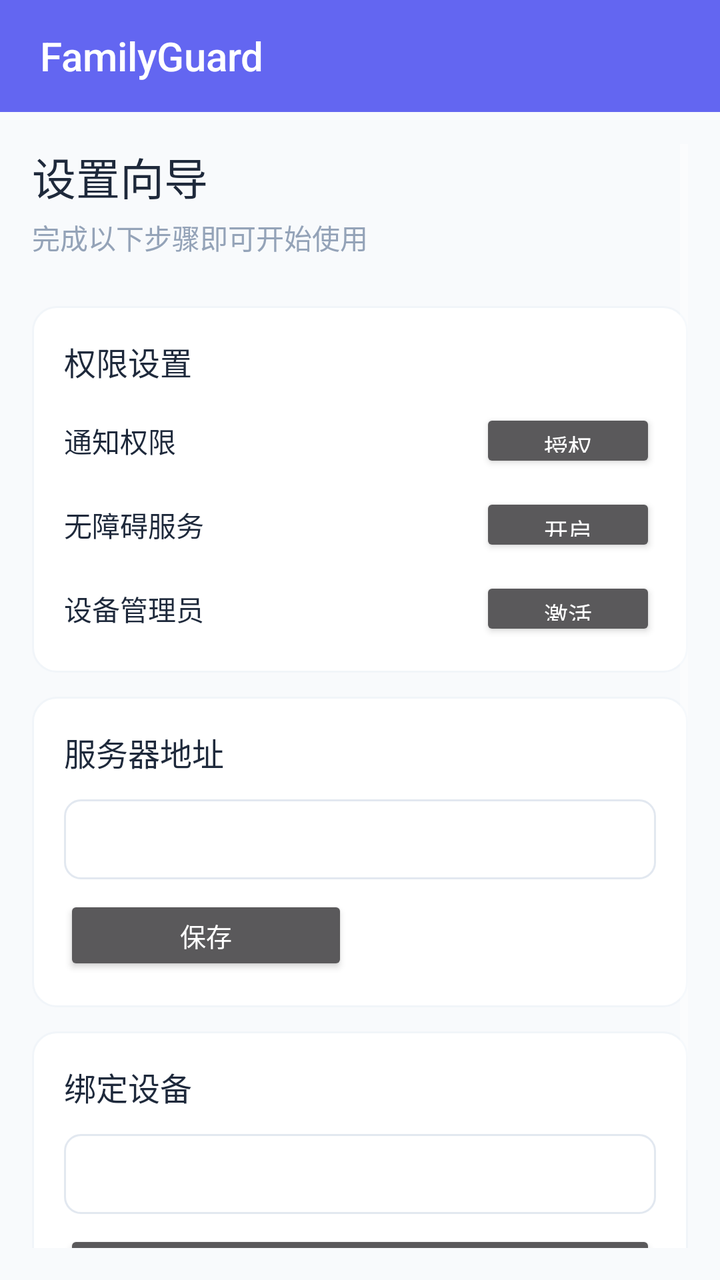
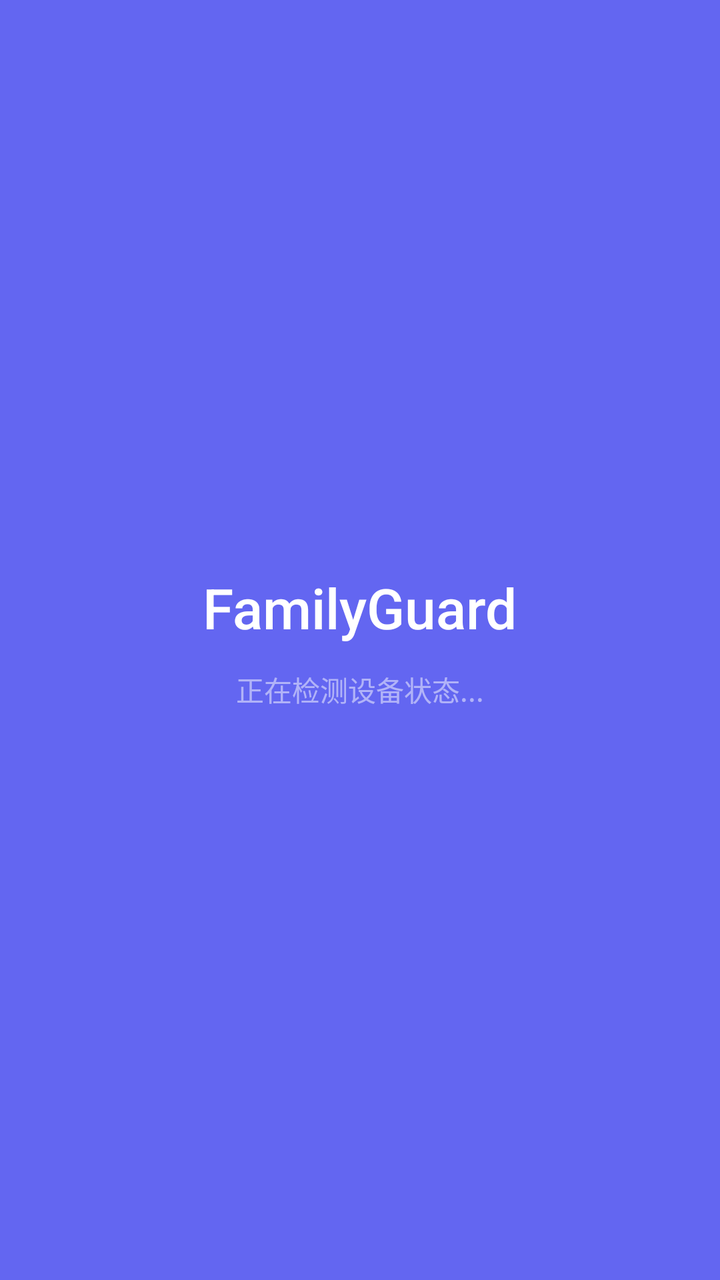

The first picture is an Android layout as it rendered before a commit; the second is the same layout after the commit. The layout source and the unified diff follow.
<!-- AndroidManifest.xml: activity theme Theme.FamilyGuard -->
<!-- res/layout/activity_main.xml -->
<?xml version="1.0" encoding="utf-8"?>
<LinearLayout xmlns:android="http://schemas.android.com/apk/res/android"
    android:layout_width="match_parent"
    android:layout_height="match_parent"
    android:orientation="vertical">

    
    <LinearLayout
        android:id="@+id/setupWizard"
        android:layout_width="match_parent"
        android:layout_height="match_parent"
        android:orientation="vertical"
        android:background="#F8FAFC">

        
        <LinearLayout
            android:layout_width="match_parent"
            android:layout_height="56dp"
            android:background="@color/primary"
            android:gravity="center_vertical"
            android:paddingHorizontal="20dp">
            <TextView
                android:layout_width="wrap_content"
                android:layout_height="wrap_content"
                android:text="FamilyGuard"
                android:textColor="#FFFFFF"
                android:textSize="20sp"
                android:fontFamily="sans-serif-medium" />
        </LinearLayout>

        <ScrollView
            android:layout_width="match_parent"
            android:layout_height="match_parent"
            android:padding="16dp">

            <LinearLayout
                android:layout_width="match_parent"
                android:layout_height="wrap_content"
                android:orientation="vertical">

            
            <TextView
                android:layout_width="wrap_content"
                android:layout_height="wrap_content"
                android:text="设置向导"
                android:textSize="22sp"
                android:textColor="@color/text_primary"
                android:fontFamily="sans-serif-medium"
                android:layout_marginBottom="4dp" />

            <TextView
                android:layout_width="wrap_content"
                android:layout_height="wrap_content"
                android:text="完成以下步骤即可开始使用"
                android:textSize="14sp"
                android:textColor="@color/text_secondary"
                android:layout_marginBottom="24dp" />

            
            <LinearLayout
                android:layout_width="match_parent"
                android:layout_height="wrap_content"
                android:orientation="vertical"
                android:background="@drawable/card_rounded"
                android:padding="16dp"
                android:layout_marginBottom="12dp">

                <TextView
                    android:layout_width="wrap_content"
                    android:layout_height="wrap_content"
                    android:text="权限设置"
                    android:textSize="16sp"
                    android:textColor="@color/text_primary"
                    android:fontFamily="sans-serif-medium"
                    android:layout_marginBottom="12dp" />

                <LinearLayout
                    android:layout_width="match_parent"
                    android:layout_height="wrap_content"
                    android:orientation="horizontal"
                    android:gravity="center_vertical"
                    android:layout_marginBottom="10dp">
                    <TextView
                        android:layout_width="0dp" android:layout_height="wrap_content"
                        android:layout_weight="1" android:text="通知权限"
                        android:textSize="14sp" android:textColor="@color/text_primary" />
                    <TextView android:id="@+id/step1_status"
                        android:layout_width="wrap_content" android:layout_height="wrap_content"
                        android:textSize="13sp" android:fontFamily="sans-serif-medium" />
                    <Button android:id="@+id/btn_grant_notify"
                        android:layout_width="wrap_content" android:layout_height="32dp"
                        android:text="授权" android:textSize="12sp"
                        android:layout_marginStart="8dp" />
                </LinearLayout>

                <LinearLayout
                    android:layout_width="match_parent"
                    android:layout_height="wrap_content"
                    android:orientation="horizontal"
                    android:gravity="center_vertical"
                    android:layout_marginBottom="10dp">
                    <TextView
                        android:layout_width="0dp" android:layout_height="wrap_content"
                        android:layout_weight="1" android:text="无障碍服务"
                        android:textSize="14sp" android:textColor="@color/text_primary" />
                    <TextView android:id="@+id/step2_status"
                        android:layout_width="wrap_content" android:layout_height="wrap_content"
                        android:textSize="13sp" android:fontFamily="sans-serif-medium" />
                    <Button android:id="@+id/btn_open_accessibility"
                        android:layout_width="wrap_content" android:layout_height="32dp"
                        android:text="开启" android:textSize="12sp"
                        android:layout_marginStart="8dp" />
                </LinearLayout>

                <LinearLayout
                    android:layout_width="match_parent"
                    android:layout_height="wrap_content"
                    android:orientation="horizontal"
                    android:gravity="center_vertical">
                    <TextView
                        android:layout_width="0dp" android:layout_height="wrap_content"
                        android:layout_weight="1" android:text="设备管理员"
                        android:textSize="14sp" android:textColor="@color/text_primary" />
                    <TextView android:id="@+id/step3_status"
                        android:layout_width="wrap_content" android:layout_height="wrap_content"
                        android:textSize="13sp" android:fontFamily="sans-serif-medium" />
                    <Button android:id="@+id/btn_open_admin"
                        android:layout_width="wrap_content" android:layout_height="32dp"
                        android:text="激活" android:textSize="12sp"
                        android:layout_marginStart="8dp" />
                </LinearLayout>
            </LinearLayout>

            
            <LinearLayout
                android:layout_width="match_parent"
                android:layout_height="wrap_content"
                android:orientation="vertical"
                android:background="@drawable/card_rounded"
                android:padding="16dp"
                android:layout_marginBottom="12dp">

                <TextView
                    android:layout_width="wrap_content"
                    android:layout_height="wrap_content"
                    android:text="服务器地址"
                    android:textSize="16sp"
                    android:textColor="@color/text_primary"
                    android:fontFamily="sans-serif-medium"
                    android:layout_marginBottom="12dp" />

                <EditText
                    android:id="@+id/editDomain"
                    android:layout_width="match_parent"
                    android:layout_height="40dp"
                    android:hint="http://192.168.2.169:8080"
                    android:inputType="textUri"
                    android:singleLine="true"
                    android:background="@drawable/input_border"
                    android:paddingHorizontal="12dp"
                    android:textSize="14sp" />

                <LinearLayout
                    android:layout_width="match_parent"
                    android:layout_height="wrap_content"
                    android:orientation="horizontal"
                    android:layout_marginTop="8dp">
                    <Button android:id="@+id/btnSave"
                        android:layout_width="0dp" android:layout_height="40dp"
                        android:layout_weight="1" android:text="保存"
                        android:textSize="13sp" android:layout_marginEnd="6dp" />
                    <Button android:id="@+id/btnTest"
                        android:layout_width="0dp" android:layout_height="40dp"
                        android:layout_weight="1" android:text="测试连接"
                        android:textSize="13sp" android:layout_marginStart="6dp"
                        style="?android:attr/borderlessButtonStyle" />
                </LinearLayout>

                <TextView android:id="@+id/tvStatus"
                    android:layout_width="match_parent" android:layout_height="wrap_content"
                    android:textAlignment="center" android:layout_marginTop="8dp"
                    android:textSize="13sp" android:visibility="gone" />
            </LinearLayout>

            
            <LinearLayout
                android:layout_width="match_parent"
                android:layout_height="wrap_content"
                android:orientation="vertical"
                android:background="@drawable/card_rounded"
                android:padding="16dp"
                android:layout_marginBottom="24dp">

                <TextView
                    android:layout_width="wrap_content"
                    android:layout_height="wrap_content"
                    android:text="绑定设备"
                    android:textSize="16sp"
                    android:textColor="@color/text_primary"
                    android:fontFamily="sans-serif-medium"
                    android:layout_marginBottom="12dp" />

                <EditText
                    android:id="@+id/editCode"
                    android:layout_width="match_parent"
                    android:layout_height="40dp"
                    android:hint="输入6位配对码"
                    android:inputType="number"
                    android:maxLength="6"
                    android:singleLine="true"
                    android:background="@drawable/input_border"
                    android:paddingHorizontal="12dp"
                    android:textSize="14sp" />

                <Button android:id="@+id/btnBind"
                    android:layout_width="match_parent" android:layout_height="42dp"
                    android:text="绑定设备" android:textSize="14sp"
                    android:layout_marginTop="8dp" />

                <TextView android:id="@+id/tvBindStatus"
                    android:layout_width="match_parent" android:layout_height="wrap_content"
                    android:textAlignment="center" android:layout_marginTop="8dp"
                    android:textSize="13sp" android:visibility="gone" />
            </LinearLayout>

            </LinearLayout>
        </ScrollView>
    </LinearLayout>

    
    <include
        layout="@layout/dashboard"
        android:visibility="gone" />

</LinearLayout>
<!-- res/layout/dashboard.xml (included above) -->
<?xml version="1.0" encoding="utf-8"?>
<LinearLayout xmlns:android="http://schemas.android.com/apk/res/android"
    android:id="@+id/dashboard"
    android:layout_width="match_parent"
    android:layout_height="match_parent"
    android:orientation="vertical"
    android:visibility="gone"
    android:background="#F8FAFC">

    
    <LinearLayout
        android:layout_width="match_parent"
        android:layout_height="56dp"
        android:background="@color/primary"
        android:gravity="center_vertical"
        android:paddingHorizontal="20dp">
        <TextView
            android:layout_width="0dp"
            android:layout_height="wrap_content"
            android:layout_weight="1"
            android:text="FamilyGuard"
            android:textColor="#FFFFFF"
            android:textSize="20sp"
            android:fontFamily="sans-serif-medium" />
        <TextView
            android:id="@+id/tvDashStatusLabel"
            android:layout_width="wrap_content"
            android:layout_height="wrap_content"
            android:text="守护中"
            android:textColor="#80FFFFFF"
            android:textSize="13sp" />
    </LinearLayout>

    <ScrollView
        android:layout_width="match_parent"
        android:layout_height="match_parent"
        android:padding="16dp">

    <LinearLayout
        android:layout_width="match_parent"
        android:layout_height="wrap_content"
        android:orientation="vertical">

        
        <TextView
            android:layout_width="wrap_content"
            android:layout_height="wrap_content"
            android:text="运行状态"
            android:textSize="16sp"
            android:textColor="@color/text_primary"
            android:fontFamily="sans-serif-medium"
            android:layout_marginBottom="12dp" />

        <LinearLayout
            android:layout_width="match_parent"
            android:layout_height="wrap_content"
            android:orientation="horizontal"
            android:weightSum="2">

            <LinearLayout
                android:layout_width="0dp"
                android:layout_height="wrap_content"
                android:layout_weight="1"
                android:orientation="vertical"
                android:background="@drawable/card_rounded"
                android:padding="16dp"
                android:layout_marginEnd="6dp">

                <TextView
                    android:layout_width="wrap_content"
                    android:layout_height="wrap_content"
                    android:text="后端连接"
                    android:textSize="12sp"
                    android:textColor="@color/text_secondary" />

                <TextView
                    android:id="@+id/tvDashConn"
                    android:layout_width="wrap_content"
                    android:layout_height="wrap_content"
                    android:text="检查中..."
                    android:textSize="16sp"
                    android:textColor="@color/text_primary"
                    android:fontFamily="sans-serif-medium"
                    android:layout_marginTop="4dp" />
            </LinearLayout>

            <LinearLayout
                android:layout_width="0dp"
                android:layout_height="wrap_content"
                android:layout_weight="1"
                android:orientation="vertical"
                android:background="@drawable/card_rounded"
                android:padding="16dp"
                android:layout_marginStart="6dp">

                <TextView
                    android:layout_width="wrap_content"
                    android:layout_height="wrap_content"
                    android:text="日志等级"
                    android:textSize="12sp"
                    android:textColor="@color/text_secondary" />

                <TextView
                    android:id="@+id/tvDashLogLevel"
                    android:layout_width="wrap_content"
                    android:layout_height="wrap_content"
                    android:text="—"
                    android:textSize="16sp"
                    android:textColor="@color/text_primary"
                    android:fontFamily="sans-serif-medium"
                    android:layout_marginTop="4dp" />
            </LinearLayout>
        </LinearLayout>

        <LinearLayout
            android:layout_width="match_parent"
            android:layout_height="wrap_content"
            android:orientation="horizontal"
            android:weightSum="2"
            android:layout_marginTop="12dp">

            <LinearLayout
                android:layout_width="0dp"
                android:layout_height="wrap_content"
                android:layout_weight="1"
                android:orientation="vertical"
                android:background="@drawable/card_rounded"
                android:padding="16dp"
                android:layout_marginEnd="6dp">

                <TextView
                    android:layout_width="wrap_content"
                    android:layout_height="wrap_content"
                    android:text="配置更新"
                    android:textSize="12sp"
                    android:textColor="@color/text_secondary" />

                <TextView
                    android:id="@+id/tvDashConfig"
                    android:layout_width="wrap_content"
                    android:layout_height="wrap_content"
                    android:text="—"
                    android:textSize="14sp"
                    android:textColor="@color/text_primary"
                    android:fontFamily="sans-serif-medium"
                    android:layout_marginTop="4dp" />
            </LinearLayout>

            <LinearLayout
                android:layout_width="0dp"
                android:layout_height="wrap_content"
                android:layout_weight="1"
                android:orientation="vertical"
                android:background="@drawable/card_rounded"
                android:padding="16dp"
                android:layout_marginStart="6dp">

                <TextView
                    android:layout_width="wrap_content"
                    android:layout_height="wrap_content"
                    android:text="今日拦截"
                    android:textSize="12sp"
                    android:textColor="@color/text_secondary" />

                <TextView
                    android:id="@+id/tvDashBlocked"
                    android:layout_width="wrap_content"
                    android:layout_height="wrap_content"
                    android:text="0"
                    android:textSize="28sp"
                    android:textColor="@color/primary"
                    android:fontFamily="sans-serif-medium"
                    android:layout_marginTop="4dp" />
            </LinearLayout>
        </LinearLayout>

        
        <TextView
            android:layout_width="wrap_content"
            android:layout_height="wrap_content"
            android:text="权限状态"
            android:textSize="16sp"
            android:textColor="@color/text_primary"
            android:fontFamily="sans-serif-medium"
            android:layout_marginTop="24dp"
            android:layout_marginBottom="12dp" />

        <LinearLayout
            android:layout_width="match_parent"
            android:layout_height="wrap_content"
            android:orientation="vertical"
            android:background="@drawable/card_rounded"
            android:padding="16dp">

            <LinearLayout
                android:layout_width="match_parent"
                android:layout_height="wrap_content"
                android:orientation="horizontal"
                android:layout_marginBottom="12dp">
                <TextView
                    android:layout_width="0dp" android:layout_height="wrap_content"
                    android:layout_weight="1" android:text="通知权限"
                    android:textSize="14sp" android:textColor="@color/text_primary" />
                <TextView android:id="@+id/tvHomeNotify"
                    android:layout_width="wrap_content" android:layout_height="wrap_content"
                    android:textSize="13sp" android:fontFamily="sans-serif-medium" />
            </LinearLayout>

            <LinearLayout
                android:layout_width="match_parent"
                android:layout_height="wrap_content"
                android:orientation="horizontal"
                android:layout_marginBottom="12dp">
                <TextView
                    android:layout_width="0dp" android:layout_height="wrap_content"
                    android:layout_weight="1" android:text="无障碍服务"
                    android:textSize="14sp" android:textColor="@color/text_primary" />
                <TextView android:id="@+id/tvHomeAccess"
                    android:layout_width="wrap_content" android:layout_height="wrap_content"
                    android:textSize="13sp" android:fontFamily="sans-serif-medium" />
            </LinearLayout>

            <LinearLayout
                android:layout_width="match_parent"
                android:layout_height="wrap_content"
                android:orientation="horizontal">
                <TextView
                    android:layout_width="0dp" android:layout_height="wrap_content"
                    android:layout_weight="1" android:text="设备管理员"
                    android:textSize="14sp" android:textColor="@color/text_primary" />
                <TextView android:id="@+id/tvHomeAdmin"
                    android:layout_width="wrap_content" android:layout_height="wrap_content"
                    android:textSize="13sp" android:fontFamily="sans-serif-medium" />
            </LinearLayout>
        </LinearLayout>

        
        <TextView
            android:layout_width="wrap_content"
            android:layout_height="wrap_content"
            android:text="操作"
            android:textSize="16sp"
            android:textColor="@color/text_primary"
            android:fontFamily="sans-serif-medium"
            android:layout_marginTop="24dp"
            android:layout_marginBottom="12dp" />

        <LinearLayout
            android:layout_width="match_parent"
            android:layout_height="wrap_content"
            android:orientation="horizontal"
            android:background="@drawable/card_rounded"
            android:padding="16dp">

            <Button
                android:id="@+id/btnDashSync"
                android:layout_width="0dp"
                android:layout_height="42dp"
                android:layout_weight="1"
                android:text="同步配置"
                android:textSize="13sp"
                android:layout_marginEnd="6dp" />

            <Button
                android:id="@+id/btnDashUpload"
                android:layout_width="0dp"
                android:layout_height="42dp"
                android:layout_weight="1"
                android:text="上传日志"
                android:textSize="13sp"
                android:layout_marginStart="6dp"
                android:layout_marginEnd="6dp" />

            <Button
                android:id="@+id/btnDashSettings"
                android:layout_width="0dp"
                android:layout_height="42dp"
                android:layout_weight="1"
                android:text="设置"
                android:textSize="13sp"
                android:layout_marginStart="6dp" />
        </LinearLayout>

        </LinearLayout>
    </ScrollView>
</LinearLayout>
<!-- resources referenced by this layout -->
<resources>
  <color name="primary">#6366F1</color>
  <color name="text_primary">#1E293B</color>
  <color name="text_secondary">#94A3B8</color>
  <!-- drawable card_rounded (drawable) -->
  <?xml version="1.0" encoding="utf-8"?>
  <shape xmlns:android="http://schemas.android.com/apk/res/android"
      android:shape="rectangle">
      <solid android:color="#FFFFFF" />
      <corners android:radius="12dp" />
      <stroke android:width="1dp" android:color="#F1F5F9" />
  </shape>
  <!-- drawable input_border (drawable) -->
  <?xml version="1.0" encoding="utf-8"?>
  <shape xmlns:android="http://schemas.android.com/apk/res/android"
      android:shape="rectangle">
      <solid android:color="#FFFFFF" />
      <corners android:radius="8dp" />
      <stroke android:width="1dp" android:color="#E2E8F0" />
  </shape>
  <style name="Theme.FamilyGuard" parent="Theme.AppCompat.NoActionBar">
          <item name="colorPrimary">@color/primary</item>
          <item name="colorPrimaryDark">@color/primary_dark</item>
          <item name="colorAccent">@color/accent</item>
          <item name="android:statusBarColor">@color/primary_dark</item>
          <item name="android:windowBackground">@color/bg</item>
      </style>
  <color name="primary_dark">#4F46E5</color>
  <color name="accent">#FF6584</color>
  <color name="bg">#F8FAFC</color>
</resources>

<!-- the commit's change to res/layout/activity_main.xml (unified diff, before → after) -->
@@ -3,6 +3,33 @@
     android:layout_width="match_parent"
     android:layout_height="match_parent"
     android:orientation="vertical">
+
+    
+    <LinearLayout
+        android:id="@+id/layoutLoading"
+        android:layout_width="match_parent"
+        android:layout_height="match_parent"
+        android:orientation="vertical"
+        android:gravity="center"
+        android:background="@color/primary">
+
+        <TextView
+            android:layout_width="wrap_content"
+            android:layout_height="wrap_content"
+            android:text="FamilyGuard"
+            android:textColor="#FFFFFF"
+            android:textSize="28sp"
+            android:fontFamily="sans-serif-medium" />
+
+        <TextView
+            android:id="@+id/tvLoadingStatus"
+            android:layout_width="wrap_content"
+            android:layout_height="wrap_content"
+            android:text="正在检测设备状态..."
+            android:textColor="#80FFFFFF"
+            android:textSize="14sp"
+            android:layout_marginTop="12dp" />
+    </LinearLayout>
 
     
     <LinearLayout
